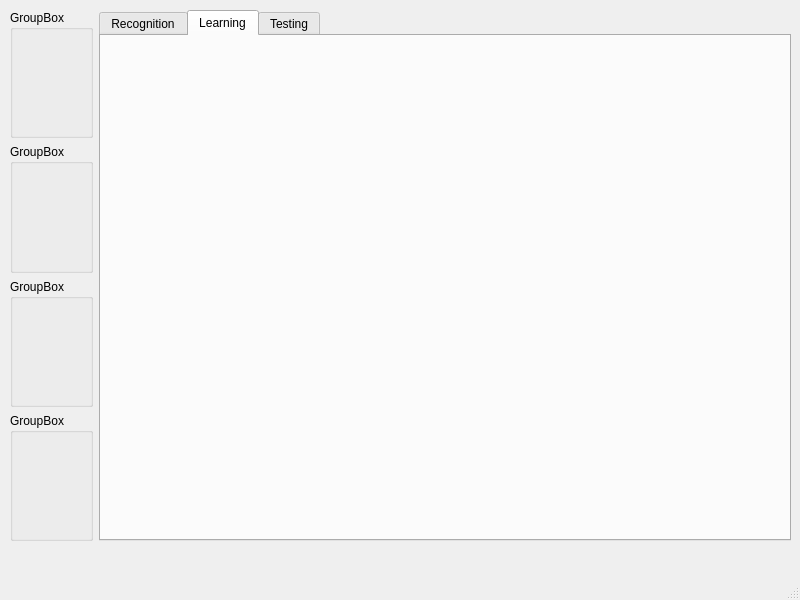
Old version of the form MLP/src/view/view.ui in the repository VladBigBrain/VladBigBrain.
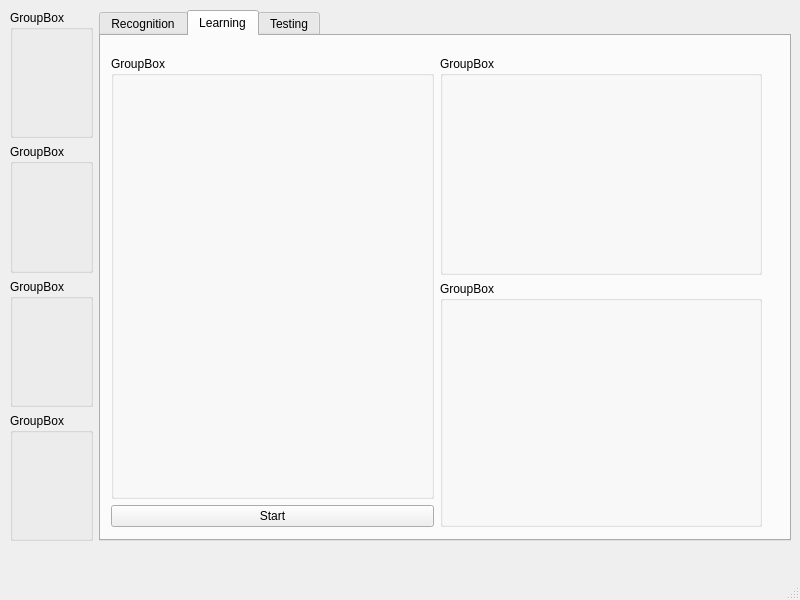
New version of the form. The open tabs and pages were chosen to show the change. Custom widgets are drawn as their Qt base class.

Commit message: view start

The edit to the form file:
```diff
--- a/MLP/src/view/view.ui
+++ b/MLP/src/view/view.ui
@@ -110,6 +110,46 @@
         <attribute name="title">
          <string>Learning</string>
         </attribute>
+        <widget class="QWidget" name="">
+         <property name="geometry">
+          <rect>
+           <x>10</x>
+           <y>20</y>
+           <width>651</width>
+           <height>471</height>
+          </rect>
+         </property>
+         <layout class="QGridLayout" name="gridLayout_2">
+          <item row="0" column="0" rowspan="2">
+           <widget class="QGroupBox" name="groupBox_7">
+            <property name="title">
+             <string>GroupBox</string>
+            </property>
+           </widget>
+          </item>
+          <item row="0" column="1">
+           <widget class="QGroupBox" name="groupBox_10">
+            <property name="title">
+             <string>GroupBox</string>
+            </property>
+           </widget>
+          </item>
+          <item row="1" column="1" rowspan="2">
+           <widget class="QGroupBox" name="groupBox_11">
+            <property name="title">
+             <string>GroupBox</string>
+            </property>
+           </widget>
+          </item>
+          <item row="2" column="0">
+           <widget class="QPushButton" name="pushButton_2">
+            <property name="text">
+             <string>Start</string>
+            </property>
+           </widget>
+          </item>
+         </layout>
+        </widget>
        </widget>
        <widget class="QWidget" name="testing">
         <attribute name="title">
@@ -133,6 +173,14 @@
   </widget>
   <widget class="QStatusBar" name="statusbar"/>
  </widget>
+ <customwidgets>
+  <customwidget>
+   <class>PaintScene</class>
+   <extends>QWidget</extends>
+   <header location="global">paintscene.h</header>
+   <container>1</container>
+  </customwidget>
+ </customwidgets>
  <resources/>
  <connections/>
 </ui>
```
Left out of the diff: 50 changed lines with no effect on the pictures. The commit also changes 3 other files.
